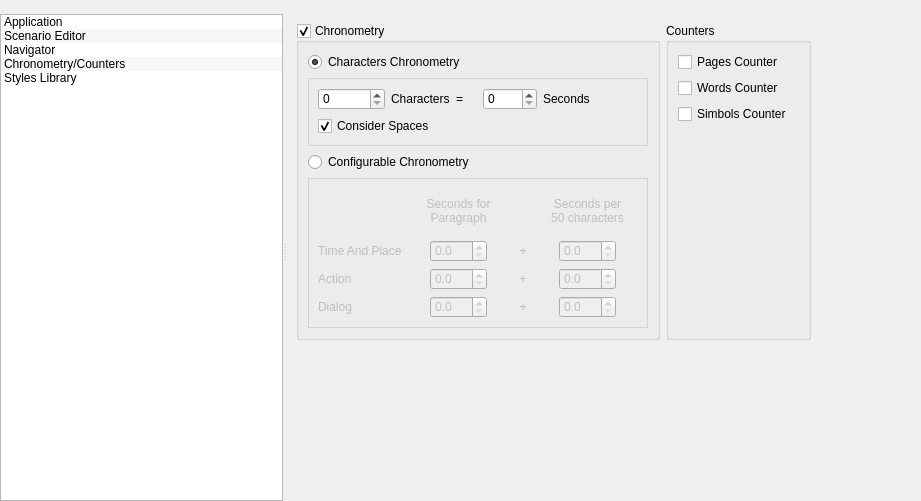
Qt form src/bin/Scenarist/UserInterfaceLayer/Settings/SettingsView.ui (dimkanovikov/KITScenarist) before a commit.
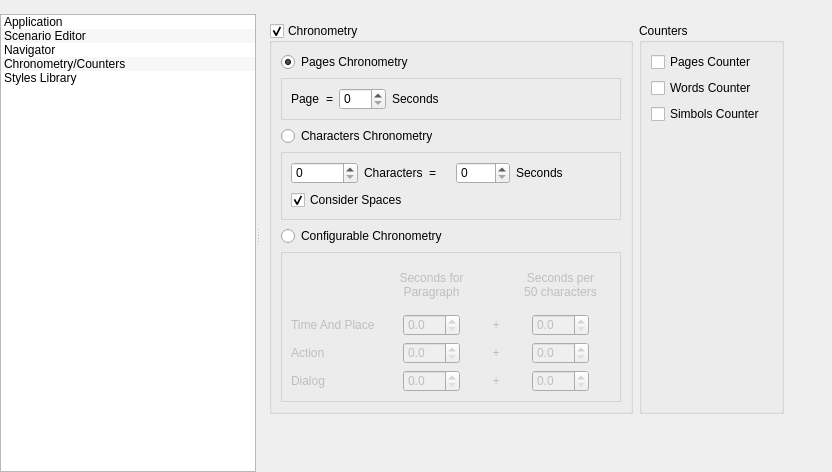
The same form after that commit. The open tabs and pages were chosen to show the change. Icons and pictures are not drawn.

Commit message: Return pages chronometry for standard and compatible styles

```diff
--- a/src/bin/Scenarist/UserInterfaceLayer/Settings/SettingsView.ui
+++ b/src/bin/Scenarist/UserInterfaceLayer/Settings/SettingsView.ui
@@ -6,8 +6,8 @@
    <rect>
     <x>0</x>
     <y>0</y>
-    <width>921</width>
-    <height>501</height>
+    <width>832</width>
+    <height>472</height>
    </rect>
   </property>
   <property name="windowTitle">
@@ -1217,7 +1217,7 @@
          </widget>
          <widget class="QWidget" name="chronometryPage">
           <property name="styleSheet">
-           <string notr="true">#charactersChronometryGroup, #configurableChronometryGroup {
+           <string notr="true">#pagesChronometryGroup, #charactersChronometryGroup, #configurableChronometryGroup {
     border: 1px solid lightgray;
     margin-top: 0ex; /* leave space at the top for the title */
 }</string>
@@ -1270,94 +1270,7 @@
                  <bool>true</bool>
                 </property>
                 <layout class="QGridLayout" name="gridLayout_4">
-                 <item row="0" column="0">
-                  <widget class="QRadioButton" name="charactersChronometry">
-                   <property name="text">
-                    <string>Characters Chronometry</string>
-                   </property>
-                   <property name="checked">
-                    <bool>true</bool>
-                   </property>
-                  </widget>
-                 </item>
-                 <item row="1" column="0">
-                  <widget class="QGroupBox" name="charactersChronometryGroup">
-                   <property name="title">
-                    <string/>
-                   </property>
-                   <layout class="QGridLayout" name="gridLayout_14">
-                    <item row="0" column="0">
-                     <widget class="QSpinBox" name="charactersChronometryCharacters">
-                      <property name="maximum">
-                       <number>100000</number>
-                      </property>
-                     </widget>
-                    </item>
-                    <item row="0" column="2">
-                     <widget class="QLabel" name="label_6">
-                      <property name="text">
-                       <string>=</string>
-                      </property>
-                     </widget>
-                    </item>
-                    <item row="0" column="3">
-                     <widget class="QSpinBox" name="charactersChronometrySeconds">
-                      <property name="maximum">
-                       <number>1000</number>
-                      </property>
-                     </widget>
-                    </item>
-                    <item row="0" column="4">
-                     <widget class="QLabel" name="label_7">
-                      <property name="text">
-                       <string>Seconds</string>
-                      </property>
-                     </widget>
-                    </item>
-                    <item row="0" column="1">
-                     <widget class="QLabel" name="label_5">
-                      <property name="text">
-                       <string>Characters</string>
-                      </property>
-                     </widget>
-                    </item>
-                    <item row="1" column="0" colspan="7">
-                     <widget class="QCheckBox" name="charactersChronometryConsiderSpaces">
-                      <property name="text">
-                       <string>Consider Spaces</string>
-                      </property>
-                      <property name="checked">
-                       <bool>true</bool>
-                      </property>
-                     </widget>
-                    </item>
-                    <item row="0" column="5" colspan="2">
-                     <spacer name="horizontalSpacer_7">
-                      <property name="orientation">
-                       <enum>Qt::Horizontal</enum>
-                      </property>
-                      <property name="sizeType">
-                       <enum>QSizePolicy::MinimumExpanding</enum>
-                      </property>
-                      <property name="sizeHint" stdset="0">
-                       <size>
-                        <width>0</width>
-                        <height>20</height>
-                       </size>
-                      </property>
-                     </spacer>
-                    </item>
-                   </layout>
-                  </widget>
-                 </item>
-                 <item row="2" column="0">
-                  <widget class="QRadioButton" name="configurableChronometry">
-                   <property name="text">
-                    <string>Configurable Chronometry</string>
-                   </property>
-                  </widget>
-                 </item>
-                 <item row="3" column="0">
+                 <item row="5" column="0">
                   <widget class="QGroupBox" name="configurableChronometryGroup">
                    <property name="enabled">
                     <bool>false</bool>
@@ -1582,10 +1495,199 @@
                    </layout>
                   </widget>
                  </item>
+                 <item row="3" column="0">
+                  <widget class="QGroupBox" name="charactersChronometryGroup">
+                   <property name="title">
+                    <string/>
+                   </property>
+                   <layout class="QGridLayout" name="gridLayout_14">
+                    <item row="0" column="0">
+                     <widget class="QSpinBox" name="charactersChronometryCharacters">
+                      <property name="maximum">
+                       <number>100000</number>
+                      </property>
+                     </widget>
+                    </item>
+                    <item row="0" column="2">
+                     <widget class="QLabel" name="label_6">
+                      <property name="text">
+                       <string>=</string>
+                      </property>
+                     </widget>
+                    </item>
+                    <item row="0" column="3">
+                     <widget class="QSpinBox" name="charactersChronometrySeconds">
+                      <property name="maximum">
+                       <number>1000</number>
+                      </property>
+                     </widget>
+                    </item>
+                    <item row="0" column="4">
+                     <widget class="QLabel" name="label_7">
+                      <property name="text">
+                       <string>Seconds</string>
+                      </property>
+                     </widget>
+                    </item>
+                    <item row="0" column="1">
+                     <widget class="QLabel" name="label_5">
+                      <property name="text">
+                       <string>Characters</string>
+                      </property>
+                     </widget>
+                    </item>
+                    <item row="1" column="0" colspan="7">
+                     <widget class="QCheckBox" name="charactersChronometryConsiderSpaces">
+                      <property name="text">
+                       <string>Consider Spaces</string>
+                      </property>
+                      <property name="checked">
+                       <bool>true</bool>
+                      </property>
+                     </widget>
+                    </item>
+                    <item row="0" column="5" colspan="2">
+                     <spacer name="horizontalSpacer_7">
+                      <property name="orientation">
+                       <enum>Qt::Horizontal</enum>
+                      </property>
+                      <property name="sizeType">
+                       <enum>QSizePolicy::MinimumExpanding</enum>
+                      </property>
+                      <property name="sizeHint" stdset="0">
+                       <size>
+                        <width>0</width>
+                        <height>20</height>
+                       </size>
+                      </property>
+                     </spacer>
+                    </item>
+                   </layout>
+                  </widget>
+                 </item>
+                 <item row="2" column="0">
+                  <widget class="QRadioButton" name="charactersChronometry">
+                   <property name="text">
+                    <string>Characters Chronometry</string>
+                   </property>
+                  </widget>
+                 </item>
+                 <item row="1" column="0">
+                  <widget class="QGroupBox" name="pagesChronometryGroup">
+                   <property name="title">
+                    <string/>
+                   </property>
+                   <layout class="QHBoxLayout" name="horizontalLayout_7">
+                    <item>
+                     <widget class="QLabel" name="label_4">
+                      <property name="text">
+                       <string>Page</string>
+                      </property>
+                     </widget>
+                    </item>
+                    <item>
+                     <widget class="QLabel" name="label_27">
+                      <property name="text">
+                       <string>=</string>
+                      </property>
+                     </widget>
+                    </item>
+                    <item>
+                     <widget class="QSpinBox" name="pagesChronometrySeconds">
+                      <property name="maximum">
+                       <number>100</number>
+                      </property>
+                     </widget>
+                    </item>
+                    <item>
+                     <widget class="QLabel" name="label_28">
+                      <property name="text">
+                       <string>Seconds</string>
+                      </property>
+                     </widget>
+                    </item>
+                    <item>
+                     <spacer name="horizontalSpacer_6">
+                      <property name="orientation">
+                       <enum>Qt::Horizontal</enum>
+                      </property>
+                      <property name="sizeType">
+                       <enum>QSizePolicy::MinimumExpanding</enum>
+                      </property>
+                      <property name="sizeHint" stdset="0">
+                       <size>
+                        <width>0</width>
+                        <height>20</height>
+                       </size>
+                      </property>
+                     </spacer>
+                    </item>
+                   </layout>
+                  </widget>
+                 </item>
+                 <item row="4" column="0">
+                  <widget class="QRadioButton" name="configurableChronometry">
+                   <property name="text">
+                    <string>Configurable Chronometry</string>
+                   </property>
+                  </widget>
+                 </item>
+                 <item row="0" column="0">
+                  <layout class="QHBoxLayout" name="horizontalLayout_8">
+                   <item>
+                    <widget class="QRadioButton" name="pagesChronometry">
+                     <property name="text">
+                      <string>Pages Chronometry</string>
+                     </property>
+                     <property name="checked">
+                      <bool>true</bool>
+                     </property>
+                    </widget>
+                   </item>
+                   <item>
+                    <widget class="QLabel" name="label_29">
+                     <property name="maximumSize">
+                      <size>
+                       <width>16</width>
+                       <height>16</height>
+                      </size>
+                     </property>
+                     <property name="cursor">
+                      <cursorShape>WhatsThisCursor</cursorShape>
+                     </property>
+                     <property name="toolTip">
+                      <string>For standard style and compatible</string>
+                     </property>
+                     <property name="text">
+                      <string/>
+                     </property>
+                     <property name="pixmap">
+                      <pixmap resource="../../Resources/Resources.qrc">:/Graphics/Icons/help.png</pixmap>
+                     </property>
+                     <property name="scaledContents">
+                      <bool>true</bool>
+                     </property>
+                    </widget>
+                   </item>
+                   <item>
+                    <spacer name="horizontalSpacer_18">
+                     <property name="orientation">
+                      <enum>Qt::Horizontal</enum>
+                     </property>
+                     <property name="sizeHint" stdset="0">
+                      <size>
+                       <width>40</width>
+                       <height>20</height>
+                      </size>
+                     </property>
+                    </spacer>
+                   </item>
+                  </layout>
+                 </item>
                 </layout>
                </widget>
               </item>
-              <item row="2" column="0">
+              <item row="1" column="0">
                <spacer name="verticalSpacer_5">
                 <property name="orientation">
                  <enum>Qt::Vertical</enum>
```
Left out of the diff: 438 changed lines with no effect on the pictures. The commit also changes 7 other files.
